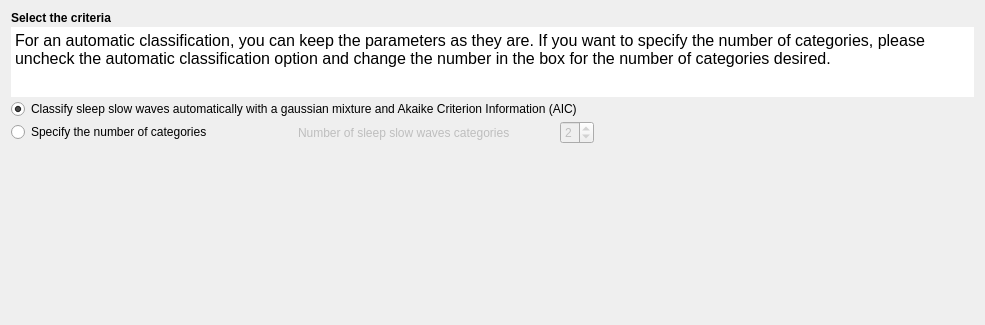
The window that modules/CEAMSModules/SlowWaveClassifier/Ui_SlowWaveClassifierSettingsView.ui (SnoozToolbox/snooz-package-ceams) describes before a commit, drawn with Qt 5.
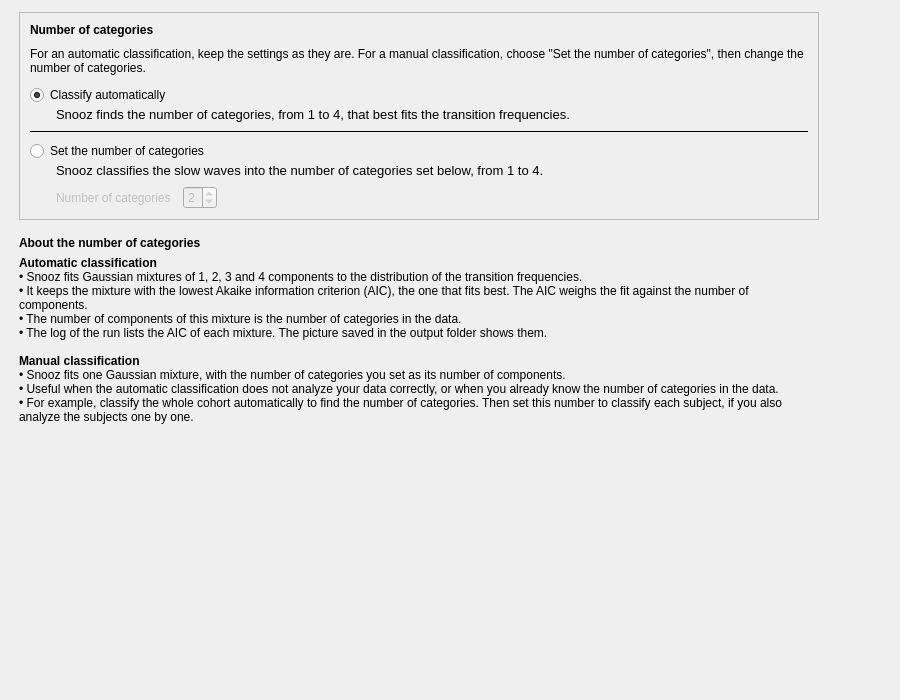
The same window after the commit.

Commit message: Classify Slow Waves: redesigned pages (tool 2.4.3, module Slow Wave Classifier 2.2.3)

What changed in the file:
```diff
--- a/modules/CEAMSModules/SlowWaveClassifier/Ui_SlowWaveClassifierSettingsView.ui
+++ b/modules/CEAMSModules/SlowWaveClassifier/Ui_SlowWaveClassifierSettingsView.ui
@@ -6,78 +6,235 @@
    <rect>
     <x>0</x>
     <y>0</y>
-    <width>985</width>
-    <height>325</height>
+    <width>900</width>
+    <height>700</height>
    </rect>
   </property>
   <property name="windowTitle">
    <string>Form</string>
   </property>
   <layout class="QVBoxLayout" name="verticalLayout">
+   <property name="leftMargin">
+    <number>19</number>
+   </property>
+   <property name="topMargin">
+    <number>12</number>
+   </property>
+   <property name="rightMargin">
+    <number>19</number>
+   </property>
+   <property name="bottomMargin">
+    <number>12</number>
+   </property>
    <item>
-    <layout class="QFormLayout" name="formLayout">
-     <property name="verticalSpacing">
-      <number>2</number>
+    <layout class="QHBoxLayout" name="content_row" stretch="1,0">
+     <property name="leftMargin">
+      <number>0</number>
      </property>
-     <item row="0" column="0">
-      <widget class="QLabel" name="label">
-       <property name="text">
-        <string>&lt;html&gt;&lt;head/&gt;&lt;body&gt;&lt;p&gt;&lt;span style=&quot; font-weight:700;&quot;&gt;Select the criteria&lt;/span&gt;&lt;/p&gt;&lt;/body&gt;&lt;/html&gt;</string>
-       </property>
-      </widget>
-     </item>
-     <item row="2" column="0" colspan="2">
-      <widget class="QTextEdit" name="textEdit">
+     <property name="topMargin">
+      <number>0</number>
+     </property>
+     <property name="rightMargin">
+      <number>0</number>
+     </property>
+     <property name="bottomMargin">
+      <number>0</number>
+     </property>
+     <item>
+      <widget class="QWidget" name="content_widget" native="true">
        <property name="maximumSize">
         <size>
-         <width>16777215</width>
-         <height>70</height>
+         <width>800</width>
+         <height>16777215</height>
         </size>
        </property>
+       <layout class="QVBoxLayout" name="content_layout">
+        <property name="spacing">
+         <number>16</number>
+        </property>
+        <property name="leftMargin">
+         <number>0</number>
+        </property>
+        <property name="topMargin">
+         <number>0</number>
+        </property>
+        <property name="rightMargin">
+         <number>0</number>
+        </property>
+        <property name="bottomMargin">
+         <number>0</number>
+        </property>
+        <item>
+         <widget class="QFrame" name="criteria_card">
        <property name="frameShape">
-        <enum>QFrame::Shape::NoFrame</enum>
+           <enum>QFrame::Shape::StyledPanel</enum>
+          </property>
+          <property name="frameShadow">
+           <enum>QFrame::Shadow::Raised</enum>
+          </property>
+          <layout class="QVBoxLayout" name="criteria_card_layout">
+           <property name="spacing">
+            <number>10</number>
+           </property>
+           <property name="leftMargin">
+            <number>10</number>
+           </property>
+           <property name="topMargin">
+            <number>10</number>
+           </property>
+           <property name="rightMargin">
+            <number>10</number>
+           </property>
+           <property name="bottomMargin">
+            <number>10</number>
+           </property>
+           <item>
+            <widget class="QLabel" name="label">
+             <property name="font">
+              <font>
+               <bold>true</bold>
+              </font>
+             </property>
+             <property name="text">
+              <string>Number of categories</string>
+             </property>
+            </widget>
+           </item>
+           <item>
+            <widget class="QLabel" name="textEdit">
+             <property name="text">
+              <string>For an automatic classification, keep the settings as they are. For a manual classification, choose "Set the number of categories", then change the number of categories.</string>
+             </property>
+             <property name="wordWrap">
+              <bool>true</bool>
+             </property>
+             <property name="variant" stdset="0">
+              <string notr="true">help</string>
+             </property>
+            </widget>
+           </item>
+           <item>
+            <layout class="QVBoxLayout" name="criteria_options">
+             <property name="spacing">
+              <number>8</number>
+             </property>
+             <item>
+              <layout class="QVBoxLayout" name="criteria_options_1_layout">
+               <property name="spacing">
+                <number>2</number>
+               </property>
+               <item>
+                <widget class="QRadioButton" name="radioButton_automatic_classification">
+                 <property name="text">
+                  <string>Classify automatically</string>
+                 </property>
+                 <property name="checked">
+                  <bool>true</bool>
+                 </property>
+                 <attribute name="buttonGroup">
+                  <string notr="true">buttonGroup</string>
+                 </attribute>
+                </widget>
+               </item>
+               <item>
+                <widget class="QLabel" name="automatic_help_label">
+                 <property name="font">
+                  <font>
+                   <pointsize>10</pointsize>
+                  </font>
+                 </property>
+                 <property name="text">
+                  <string>Snooz finds the number of categories, from 1 to 4, that best fits the transition frequencies.</string>
+                 </property>
+                 <property name="wordWrap">
+                  <bool>true</bool>
+                 </property>
+                 <property name="indent">
+                  <number>26</number>
+                 </property>
+                 <property name="variant" stdset="0">
+                  <string notr="true">help</string>
+                 </property>
+                </widget>
+               </item>
+              </layout>
+             </item>
+             <item>
+              <widget class="QFrame" name="criteria_options_line_1">
+               <property name="frameShape">
+                <enum>QFrame::Shape::HLine</enum>
        </property>
        <property name="frameShadow">
         <enum>QFrame::Shadow::Plain</enum>
        </property>
-       <property name="lineWidth">
-        <number>0</number>
-       </property>
-       <property name="readOnly">
-        <bool>true</bool>
-       </property>
-       <property name="html">
-        <string>&lt;!DOCTYPE HTML PUBLIC &quot;-//W3C//DTD HTML 4.0//EN&quot; &quot;http://www.w3.org/TR/REC-html40/strict.dtd&quot;&gt;
-&lt;html&gt;&lt;head&gt;&lt;meta name=&quot;qrichtext&quot; content=&quot;1&quot; /&gt;&lt;meta charset=&quot;utf-8&quot; /&gt;&lt;style type=&quot;text/css&quot;&gt;
-p, li { white-space: pre-wrap; }
-hr { height: 1px; border-width: 0; }
-li.unchecked::marker { content: &quot;\2610&quot;; }
-li.checked::marker { content: &quot;\2612&quot;; }
-&lt;/style&gt;&lt;/head&gt;&lt;body style=&quot; font-size:12pt; font-weight:400; font-style:normal;&quot;&gt;
-&lt;p style=&quot; margin-top:0px; margin-bottom:0px; margin-left:0px; margin-right:0px; -qt-block-indent:0; text-indent:0px;&quot;&gt;For an automatic classification, you can keep the parameters as they are. If you want to specify the number of categories, please uncheck the automatic classification option and change the number in the box for the number of categories desired.&lt;/p&gt;&lt;/body&gt;&lt;/html&gt;</string>
-       </property>
-      </widget>
-     </item>
-     <item row="5" column="0" colspan="2">
-      <layout class="QHBoxLayout" name="horizontalLayout_2">
+              </widget>
+             </item>
+             <item>
+              <layout class="QVBoxLayout" name="criteria_options_2_layout">
+               <property name="spacing">
+                <number>2</number>
+               </property>
        <item>
         <widget class="QRadioButton" name="radioButton_categories">
          <property name="text">
-          <string>Specify the number of categories                          </string>
+                  <string>Set the number of categories</string>
          </property>
          <attribute name="buttonGroup">
           <string notr="true">buttonGroup</string>
          </attribute>
         </widget>
        </item>
+               <item>
+                <layout class="QVBoxLayout" name="categories_layout">
+                 <property name="spacing">
+                  <number>8</number>
+                 </property>
+                 <item>
+                  <widget class="QLabel" name="categories_help_label">
+                   <property name="font">
+                    <font>
+                     <pointsize>10</pointsize>
+                    </font>
+                   </property>
+                   <property name="text">
+                    <string>Snooz classifies the slow waves into the number of categories set below, from 1 to 4.</string>
+                   </property>
+                   <property name="wordWrap">
+                    <bool>true</bool>
+                   </property>
+                   <property name="indent">
+                    <number>26</number>
+                   </property>
+                   <property name="variant" stdset="0">
+                    <string notr="true">help</string>
+                   </property>
+                  </widget>
+                 </item>
+                 <item>
+                  <layout class="QHBoxLayout" name="num_categories_layout" stretch="0,0,1">
+                   <property name="spacing">
+                    <number>12</number>
+                   </property>
+                   <property name="leftMargin">
+                    <number>26</number>
+                   </property>
+                   <property name="topMargin">
+                    <number>0</number>
+                   </property>
+                   <property name="rightMargin">
+                    <number>0</number>
+                   </property>
+                   <property name="bottomMargin">
+                    <number>0</number>
+                   </property>
        <item>
         <widget class="QLabel" name="categories_label">
+                     <property name="text">
+                      <string>Number of categories</string>
+                     </property>
          <property name="enabled">
           <bool>false</bool>
          </property>
-         <property name="text">
-          <string>Number of sleep slow waves categories               </string>
-         </property>
         </widget>
        </item>
        <item>
@@ -97,7 +254,7 @@
         </widget>
        </item>
        <item>
-        <spacer name="horizontalSpacer">
+                    <spacer name="num_categories_spacer">
          <property name="orientation">
           <enum>Qt::Orientation::Horizontal</enum>
          </property>
@@ -111,31 +268,65 @@
        </item>
       </layout>
      </item>
-     <item row="6" column="0">
-      <spacer name="verticalSpacer_2">
-       <property name="orientation">
-        <enum>Qt::Orientation::Vertical</enum>
-       </property>
-       <property name="sizeHint" stdset="0">
-        <size>
-         <width>20</width>
-         <height>40</height>
-        </size>
-       </property>
-      </spacer>
-     </item>
-     <item row="4" column="0">
-      <widget class="QRadioButton" name="radioButton_automatic_classification">
+                </layout>
+               </item>
+              </layout>
+             </item>
+            </layout>
+           </item>
+          </layout>
+         </widget>
+        </item>
+        <item>
+         <layout class="QVBoxLayout" name="about_categories_layout">
+          <property name="spacing">
+           <number>6</number>
+          </property>
+          <item>
+           <widget class="QLabel" name="about_categories_title_label">
+            <property name="font">
+             <font>
+              <bold>true</bold>
+             </font>
+            </property>
+            <property name="text">
+             <string>About the number of categories</string>
+            </property>
+           </widget>
+          </item>
+          <item>
+           <widget class="QLabel" name="about_categories_label">
        <property name="text">
-        <string>Classify sleep slow waves automatically with a gaussian mixture and Akaike Criterion Information (AIC)</string>
-       </property>
-       <property name="checked">
+             <string>&lt;b&gt;Automatic classification&lt;/b&gt;&lt;br/&gt;• Snooz fits Gaussian mixtures of 1, 2, 3 and 4 components to the distribution of the transition frequencies.&lt;br/&gt;• It keeps the mixture with the lowest Akaike information criterion (AIC), the one that fits best. The AIC weighs the fit against the number of components.&lt;br/&gt;• The number of components of this mixture is the number of categories in the data.&lt;br/&gt;• The log of the run lists the AIC of each mixture. The picture saved in the output folder shows them.&lt;br/&gt;&lt;br/&gt;&lt;b&gt;Manual classification&lt;/b&gt;&lt;br/&gt;• Snooz fits one Gaussian mixture, with the number of categories you set as its number of components.&lt;br/&gt;• Useful when the automatic classification does not analyze your data correctly, or when you already know the number of categories in the data.&lt;br/&gt;• For example, classify the whole cohort automatically to find the number of categories. Then set this number to classify each subject, if you also analyze the subjects one by one.</string>
+            </property>
+            <property name="textFormat">
+             <enum>Qt::TextFormat::RichText</enum>
+            </property>
+            <property name="wordWrap">
         <bool>true</bool>
        </property>
-       <attribute name="buttonGroup">
-        <string notr="true">buttonGroup</string>
-       </attribute>
-      </widget>
+            <property name="variant" stdset="0">
+             <string notr="true">help</string>
+            </property>
+           </widget>
+          </item>
+         </layout>
+        </item>
+       </layout>
+      </widget>
+     </item>
+     <item>
+      <spacer name="content_spacer">
+       <property name="orientation">
+        <enum>Qt::Orientation::Horizontal</enum>
+       </property>
+       <property name="sizeHint" stdset="0">
+        <size>
+         <width>40</width>
+         <height>20</height>
+        </size>
+       </property>
+      </spacer>
      </item>
     </layout>
    </item>
@@ -146,8 +337,8 @@
      </property>
      <property name="sizeHint" stdset="0">
       <size>
-       <width>20</width>
-       <height>40</height>
+       <width>40</width>
+       <height>20</height>
       </size>
      </property>
     </spacer>
```
Left out of the diff: 8 changed lines with no effect on the pictures. Lines whose indentation alone changed are shown as unchanged. The commit also changes 17 other files.
